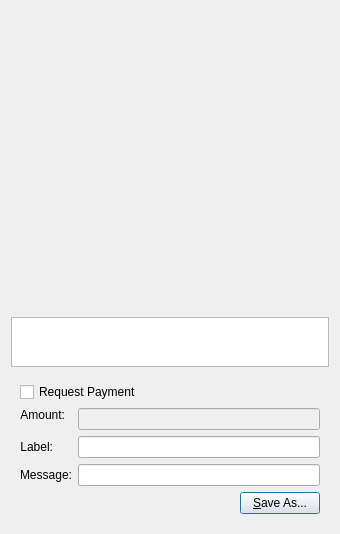
This is src/qt/forms/qrcodedialog.ui in EverGreenCoinDev/EverGreenCoin as Qt 5 draws it before an edit. The edited form follows.
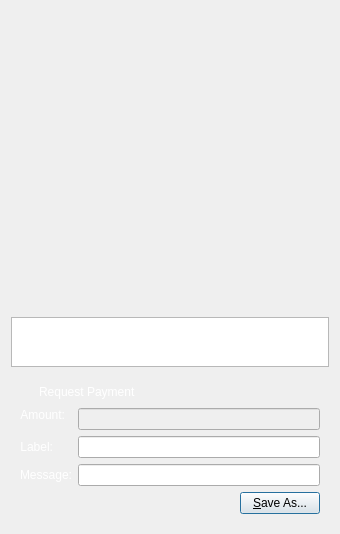
This is the edited form. Custom widgets are drawn as their Qt base class.

The edit to the form file:
```diff
--- a/src/qt/forms/qrcodedialog.ui
+++ b/src/qt/forms/qrcodedialog.ui
@@ -69,6 +69,9 @@
         <property name="enabled">
          <bool>true</bool>
         </property>
+        <property name="styleSheet">
+         <string notr="true">background-color: transparent; color: #ffffff;</string>
+        </property>
         <property name="text">
          <string>Request Payment</string>
         </property>
@@ -81,6 +84,9 @@
         </property>
         <item row="1" column="0">
          <widget class="QLabel" name="lblLabel">
+          <property name="styleSheet">
+           <string notr="true">color: #ffffff;</string>
+          </property>
           <property name="text">
            <string>Label:</string>
           </property>
@@ -101,6 +107,9 @@
         </item>
         <item row="2" column="0">
          <widget class="QLabel" name="lblMessage">
+          <property name="styleSheet">
+           <string notr="true">color: #ffffff;</string>
+          </property>
           <property name="text">
            <string>Message:</string>
           </property>
@@ -127,6 +136,9 @@
             <verstretch>0</verstretch>
            </sizepolicy>
           </property>
+          <property name="styleSheet">
+           <string notr="true">color: #ffffff;</string>
+          </property>
           <property name="text">
            <string>Amount:</string>
           </property>
```
Left out of the diff: 6 changed lines with no effect on the pictures.
